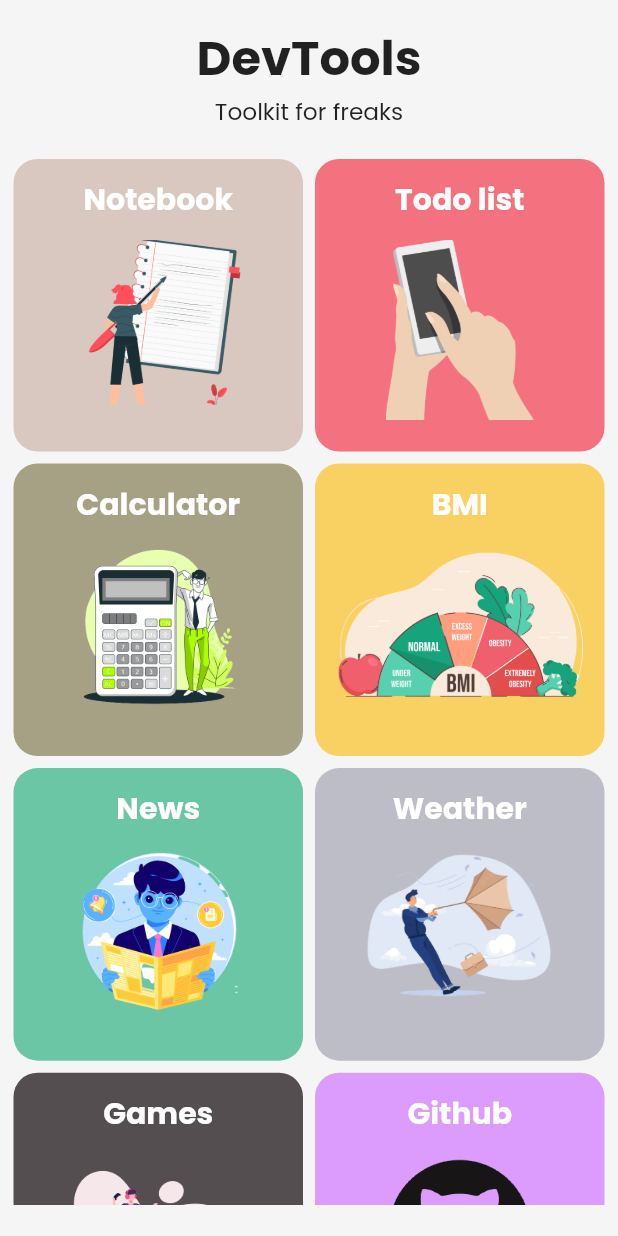
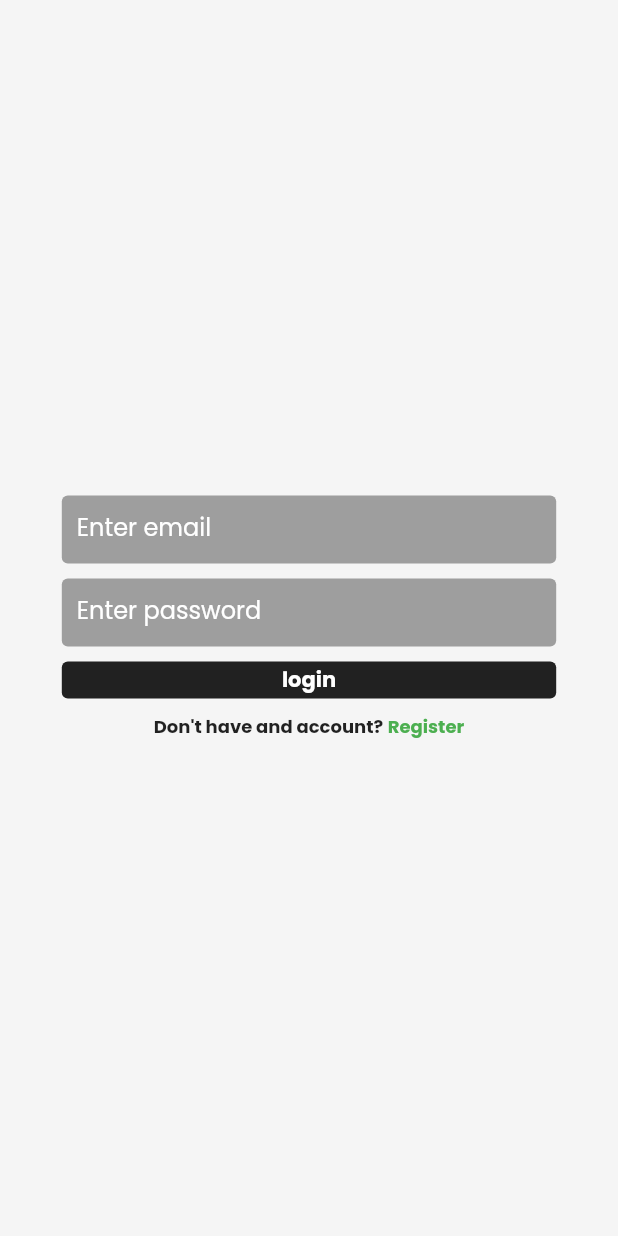
Before and after one commit to Adiii1436/DevTools, a Flutter app: the screen it shows after launch, on a phone screen of 412 x 824 dp. Run offline on Flutter 3.47's test engine with Material 2 defaults, Android fonts, the phone set to English and light mode, and no system bars; our stand-ins replace cached_network_image, cloud_firestore, firebase_auth, firebase_core, google_fonts, math_expressions and 2 more; missing offline and left inert: cloud_firestore_web, firebase_analytics_web, firebase_auth_web, firebase_core_web, firebase_database_web, horizontal_picker and 1 more; accounts and stored records are empty.

```diff
--- /dev/null
+++ b/lib/Pages/authentication_page/login_page.dart
@@ -0,0 +1,186 @@
+import 'package:devtools/Pages/authentication_page/register_page.dart';
+import 'package:devtools/Pages/home_page/home_page.dart';
+import 'package:firebase_auth/firebase_auth.dart';
+import 'package:flutter/material.dart';
+import 'dart:developer' as devtools;
+
+class LoginPage extends StatefulWidget {
+  const LoginPage({Key? key}) : super(key: key);
+
+  @override
+  State<LoginPage> createState() => _LoginPageState();
+}
+
+class _LoginPageState extends State<LoginPage> {
+  final TextEditingController _email = TextEditingController();
+  final TextEditingController _password = TextEditingController();
+  bool _isLoading = false;
+
+  loginUser() async {
+    setState(() {
+      _isLoading = true;
+    });
+    try {
+      await FirebaseAuth.instance.signInWithEmailAndPassword(
+          email: _email.text, password: _password.text);
+      setState(() {
+        _isLoading = false;
+      });
+      _movetoHomePage();
+    } on FirebaseAuthException catch (e) {
+      setState(() {
+        _isLoading = false;
+      });
+      if (e.code == 'user-not-found') {
+        showSnackBar('user not found');
+      } else if (e.code == 'wrong-password') {
+        showSnackBar('wrong password');
+      } else {
+        if (_email.text.isEmpty || _password.text.isEmpty) {
+          showSnackBar('Please enter your email and password');
+        } else {
+          showSnackBar(e.code);
+        }
+      }
+    }
+  }
+
+  showSnackBar(content) {
+    ScaffoldMessenger.of(context).showSnackBar(SnackBar(
+      backgroundColor: Colors.green,
+      content: Container(
+        height: MediaQuery.of(context).size.height * 0.02,
+        alignment: Alignment.center,
+        child: Text(
+          content,
+          style: const TextStyle(
+              color: Colors.white, fontWeight: FontWeight.bold, fontSize: 15),
+        ),
+      ),
+    ));
+  }
+
+  _movetoHomePage() {
+    Navigator.push(
+        context, MaterialPageRoute(builder: (context) => const HomePage()));
+  }
+
+  @override
+  Widget build(BuildContext context) {
+    return Scaffold(
+      body: SafeArea(
+        child: SizedBox(
+          width: MediaQuery.of(context).size.width,
+          child: Column(
+              mainAxisSize: MainAxisSize.max,
+              crossAxisAlignment: CrossAxisAlignment.center,
+              mainAxisAlignment: MainAxisAlignment.center,
+              children: [
+                Container(
+                  padding: const EdgeInsets.only(left: 10),
+                  width: MediaQuery.of(context).size.width * 0.8,
+                  height: MediaQuery.of(context).size.height * 0.055,
+                  decoration: BoxDecoration(
+                      borderRadius: BorderRadius.circular(4),
+                      color: Colors.grey),
+                  child: TextField(
+                    controller: _email,
+                    keyboardType: TextInputType.emailAddress,
+                    style: const TextStyle(fontWeight: FontWeight.bold),
+                    decoration: const InputDecoration(
+                        border: InputBorder.none,
+                        enabledBorder: InputBorder.none,
+                        errorBorder: InputBorder.none,
+                        disabledBorder: InputBorder.none,
+                        hintStyle: TextStyle(
+                            color: Colors.white, fontWeight: FontWeight.normal),
+                        hintText: "Enter email"),
+                  ),
+                ),
+                const SizedBox(
+                  height: 10,
+                ),
+                Container(
+                  width: MediaQuery.of(context).size.width * 0.8,
+                  height: MediaQuery.of(context).size.height * 0.055,
+                  padding: const EdgeInsets.only(left: 10),
+                  decoration: BoxDecoration(
+                      borderRadius: BorderRadius.circular(4),
+                      color: Colors.grey),
+                  child: TextField(
+                    controller: _password,
+                    obscureText: true,
+                    style: const TextStyle(fontWeight: FontWeight.bold),
+                    decoration: const InputDecoration(
+                        border: InputBorder.none,
+                        enabledBorder: InputBorder.none,
+                        errorBorder: InputBorder.none,
+                        disabledBorder: InputBorder.none,
+                        hintStyle: TextStyle(
+                            color: Colors.white, fontWeight: FontWeight.normal),
+                        hintText: "Enter password"),
+                  ),
+                ),
+                const SizedBox(
+                  height: 10,
+                ),
+                InkWell(
+                  onTap: loginUser,
+                  child: Container(
+                      alignment: Alignment.center,
+                      width: MediaQuery.of(context).size.width * 0.8,
+                      height: MediaQuery.of(context).size.height * 0.03,
+                      decoration: BoxDecoration(
+                          color: Colors.black87,
+                          borderRadius: BorderRadius.circular(4)),
+                      child: _isLoading
+                          ? const SizedBox(
+                              height: 16,
+                              width: 16,
+                              child: CircularProgressIndicator(
+                                strokeWidth: 2.0,
+                                color: Colors.white,
+                              ),
+                            )
+                          : const Text(
+                              'login',
+                              style: TextStyle(
+                                  fontWeight: FontWeight.bold,
+                                  color: Colors.white),
+                            )),
+                ),
+                const SizedBox(
+                  height: 10,
+                ),
+                Row(
+                  mainAxisAlignment: MainAxisAlignment.center,
+                  children: [
+                    const Text("Don't have and account?",
+                        style: TextStyle(
+                            fontSize: 12, fontWeight: FontWeight.bold)),
+                    const SizedBox(
+                      width: 3,
+                    ),
+                    InkWell(
+                      onTap: () {
+                        Navigator.push(
+                            context,
+                            MaterialPageRoute(
+                                builder: (context) => const RegisterPage()));
+                      },
+                      child: const Text(
+                        "Register",
+                        style: TextStyle(
+                            fontSize: 12,
+                            color: Colors.green,
+                            fontWeight: FontWeight.bold),
+                      ),
+                    ),
+                  ],
+                )
+              ]),
+        ),
+      ),
+    );
+  }
+}
--- /dev/null
+++ b/lib/Pages/home_page/home.dart
@@ -0,0 +1,28 @@
+import 'package:devtools/Pages/authentication_page/login_page.dart';
+import 'package:devtools/Pages/home_page/home_page.dart';
+import 'package:firebase_auth/firebase_auth.dart';
+import 'package:firebase_core/firebase_core.dart';
+import 'package:flutter/material.dart';
+
+class Home extends StatelessWidget {
+  const Home({Key? key}) : super(key: key);
+
+  @override
+  Widget build(BuildContext context) {
+    return FutureBuilder(
+        future: Firebase.initializeApp(),
+        builder: (context, snapshot) {
+          switch (snapshot.connectionState) {
+            case ConnectionState.done:
+              final user = FirebaseAuth.instance.currentUser;
+              if (user == null) {
+                return const LoginPage();
+              } else {
+                return const HomePage();
+              }
+            default:
+              return const CircularProgressIndicator();
+          }
+        });
+  }
+}
--- a/lib/widgets/items.dart
+++ b/lib/widgets/items.dart
@@ -24,8 +24,8 @@ class Items {
           title: "Todo list",
           imageUrl: "assets/Images/smartphone-gcd4d097f4_1280.png",
           color: "#f4717f",
-          width: 99,
-          height: 119.7),
+          width: 96,
+          height: 116.6),
       Items(
           title: "Calculator",
           imageUrl: "assets/Images/3609083-removebg-preview.png",
--- a/lib/widgets/routes.dart
+++ b/lib/widgets/routes.dart
@@ -1,13 +1,14 @@
 class MyRoute {
   // static String loginRoute = "/login";
-  static String homeRoute = "/home";
-  static String notebookRoute = "/notebook";
-  static String todoRoute = "/todo";
-  static String gamesRoute = "/games";
-  static String bmiRoute = "/bmi";
-  static String resumeRoute = "/resume";
-  static String githubRoute = "/github";
-  static String calculatorRoute = "/calculator";
-  static String newsRoute = "/news";
+  static String homeRoute = "/home/";
+  static String notebookRoute = "/notebook/";
+  static String todoRoute = "/todo/";
+  static String gamesRoute = "/games/";
+  static String bmiRoute = "/bmi/";
+  static String resumeRoute = "/resume/";
+  static String githubRoute = "/github/";
+  static String calculatorRoute = "/calculator/";
+  static String newsRoute = "/news/";
+  static String loginRoute = "/login/";
   // static String cartRoute = "/cart";
 }
```
Also changed, not shown: lib/Pages/authentication_page/register_page.dart (added, +180 -0 lines), lib/Pages/home_page/home_page.dart (+45 -32 lines), lib/main.dart (+5 -4 lines).
